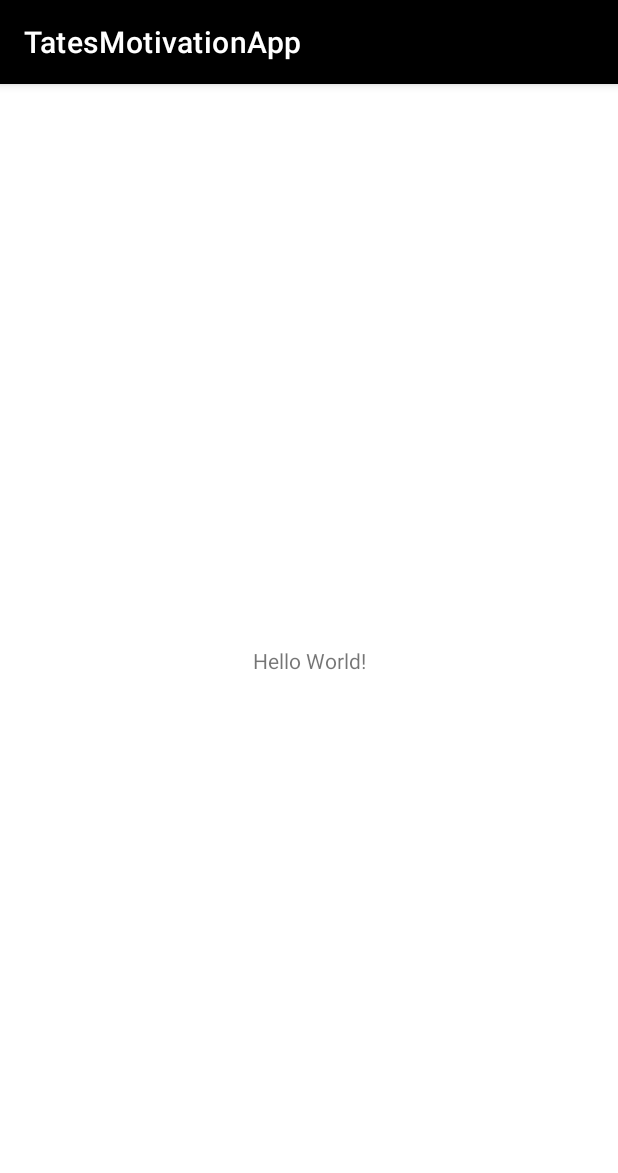
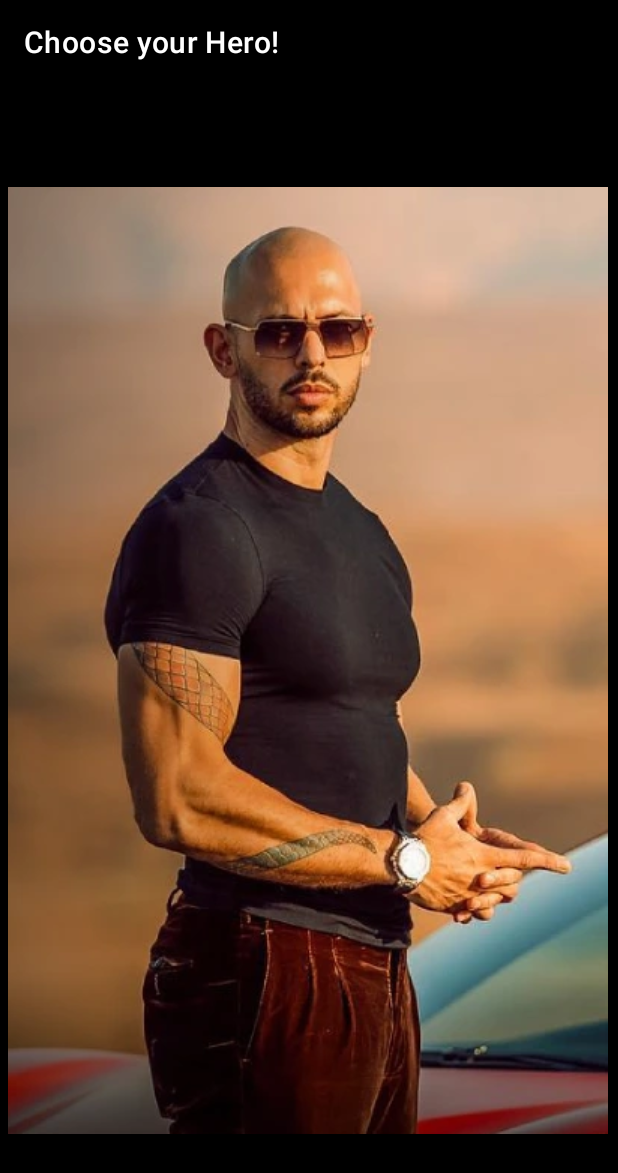
Before and after one commit to Techwithpapito/tatesMotivation, an Android app: the screen it shows after launch (MainActivity), on a phone screen of 412 x 824 dp. Shown: the top 1173 px of the screen. Run offline under Robolectric (Android 15) with nearby library versions, the phone set to English and light mode, and no system bars.

Commit message:
add scrollview

```diff
--- a/app/build.gradle
+++ b/app/build.gradle
@@ -32,6 +32,7 @@ dependencies {
     implementation 'androidx.appcompat:appcompat:1.5.1'
     implementation 'com.google.android.material:material:1.6.1'
     implementation 'androidx.constraintlayout:constraintlayout:2.1.4'
+    implementation 'androidx.legacy:legacy-support-v4:1.0.0'
     testImplementation 'junit:junit:4.13.2'
     androidTestImplementation 'androidx.test.ext:junit:1.1.3'
     androidTestImplementation 'androidx.test.espresso:espresso-core:3.4.0'
--- a/app/src/main/java/com/example/tatesmotivationapp/MainActivity.java
+++ b/app/src/main/java/com/example/tatesmotivationapp/MainActivity.java
@@ -10,6 +10,6 @@ public class MainActivity extends AppCompatActivity {
     protected void onCreate(Bundle savedInstanceState) {
         super.onCreate(savedInstanceState);
         setContentView(R.layout.activity_main);
-
+        getSupportActionBar().setTitle("Choose your Hero!");
     }
 }
--- a/app/src/main/res/layout/activity_main.xml
+++ b/app/src/main/res/layout/activity_main.xml
@@ -6,13 +6,38 @@
     android:layout_height="match_parent"
     tools:context=".MainActivity">
 
-    <TextView
-        android:layout_width="wrap_content"
-        android:layout_height="wrap_content"
-        android:text="Hello World!"
-        app:layout_constraintBottom_toBottomOf="parent"
-        app:layout_constraintEnd_toEndOf="parent"
-        app:layout_constraintStart_toStartOf="parent"
-        app:layout_constraintTop_toTopOf="parent" />
+    <HorizontalScrollView
+        android:layout_width="match_parent"
+        android:layout_height="match_parent"
+        android:background="@color/black"
+        android:fillViewport="true">
 
+        <LinearLayout
+            android:layout_width="wrap_content"
+            android:layout_height="match_parent"
+            android:background="@color/black"
+            android:orientation="horizontal">
+
+            <ImageButton
+                android:id="@+id/imageButton2"
+                android:layout_width="400dp"
+                android:layout_height="match_parent"
+                android:layout_margin="5dp"
+                android:layout_weight="1"
+                android:background="@color/black"
+                android:contentDescription="Andrew tate"
+                android:src="@drawable/test" />
+
+            <ImageButton
+                android:id="@+id/imageButton3"
+                android:layout_width="400dp"
+                android:layout_height="wrap_content"
+                android:layout_margin="5dp"
+                android:layout_weight="1"
+                android:background="@color/black"
+                android:contentDescription="Talisman Tate"
+                android:scaleType="centerCrop"
+                android:src="@drawable/talisman2" />
+        </LinearLayout>
+    </HorizontalScrollView>
 </androidx.constraintlayout.widget.ConstraintLayout>
--- a/app/src/main/res/layout/splash_activity.xml
+++ b/app/src/main/res/layout/splash_activity.xml
@@ -15,5 +15,5 @@
         app:layout_constraintHorizontal_bias="0.5"
         app:layout_constraintStart_toStartOf="parent"
         app:layout_constraintTop_toTopOf="parent"
-        app:srcCompat="@drawable/tate" />
+        app:srcCompat="@drawable/tate_logo" />
 </androidx.constraintlayout.widget.ConstraintLayout>
```
Also changed, not shown: app/src/main/res/drawable/talisman2.jpg (added), app/src/main/res/drawable/tate_logo.png (renamed from app/src/main/res/drawable/tate.png), app/src/main/res/drawable/test.png (added).
